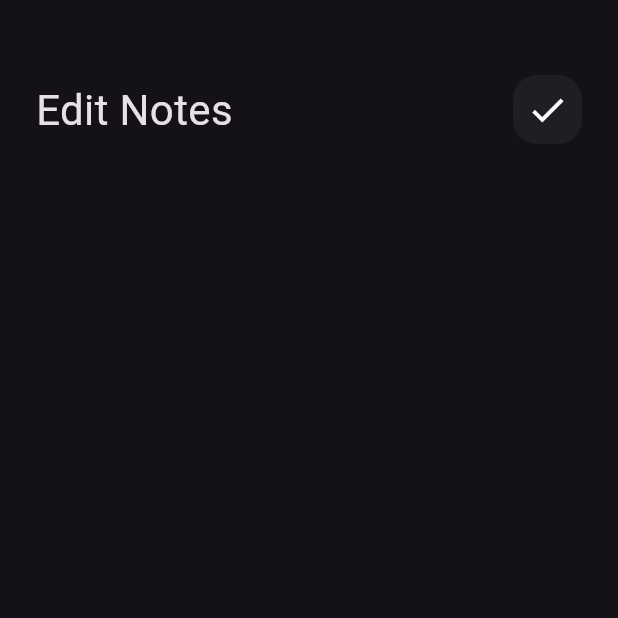
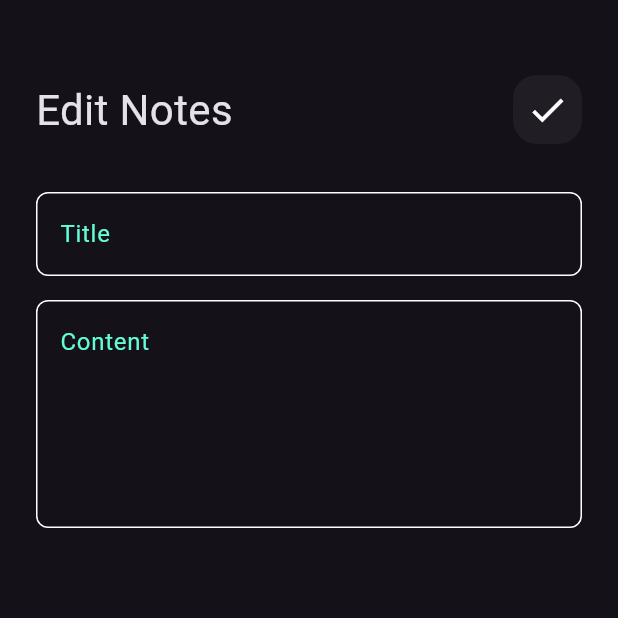
Before and after one commit to KarimaMahmoud626/notesApp, a Flutter app: the EditNoteView screen opened directly, on a phone screen of 412 x 824 dp, the top half of it. Run offline on Flutter 3.47's test engine with Material 3 defaults, Android fonts, the phone set to English and light mode, and no system bars.

Commit message:
edit note view done

```diff
--- a/lib/widgets/edit_note_view_body.dart
+++ b/lib/widgets/edit_note_view_body.dart
@@ -1,5 +1,6 @@
 import 'package:flutter/material.dart';
 import 'package:notes_app/widgets/custom_app_bar.dart';
+import 'package:notes_app/widgets/custom_text_field.dart';
 
 class EditNoteViewBody extends StatelessWidget {
   const EditNoteViewBody({super.key});
@@ -12,6 +13,11 @@ class EditNoteViewBody extends StatelessWidget {
         children: [
           SizedBox(height: 50),
           CustomAppBar(title: 'Edit Notes', icon: Icons.check),
+          SizedBox(height: 32),
+          CustomTextField(hint: 'Title'),
+          SizedBox(height: 16),
+          CustomTextField(hint: 'Content', maxLines: 5),
+          SizedBox(height: 46),
         ],
       ),
     );
```
